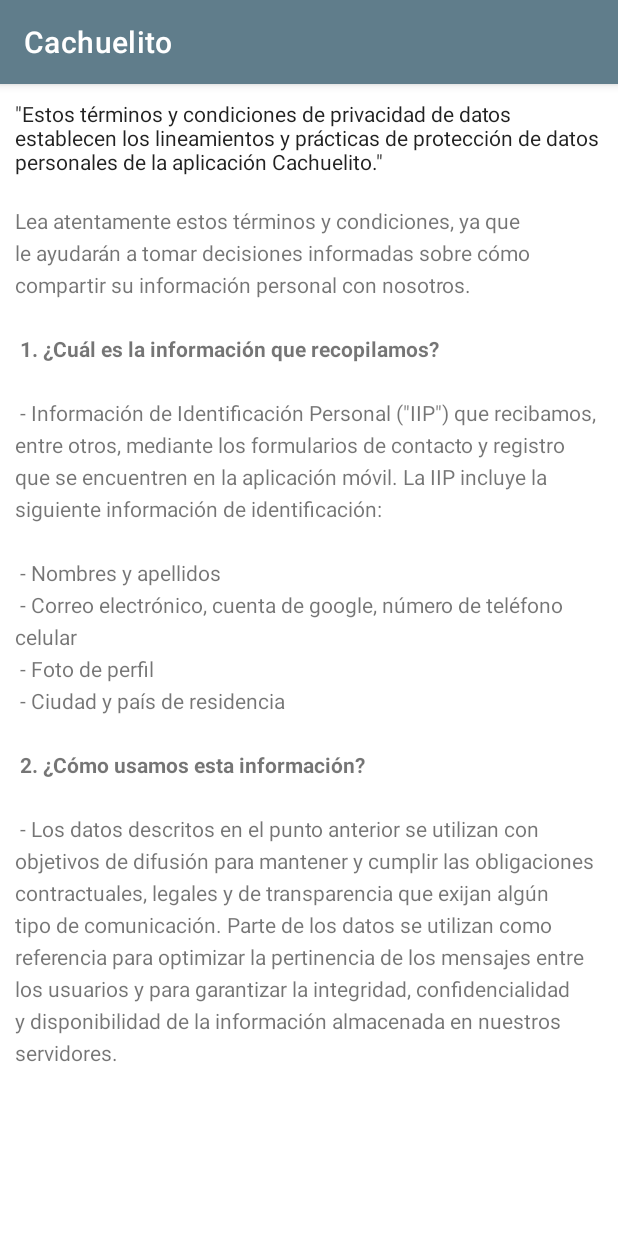
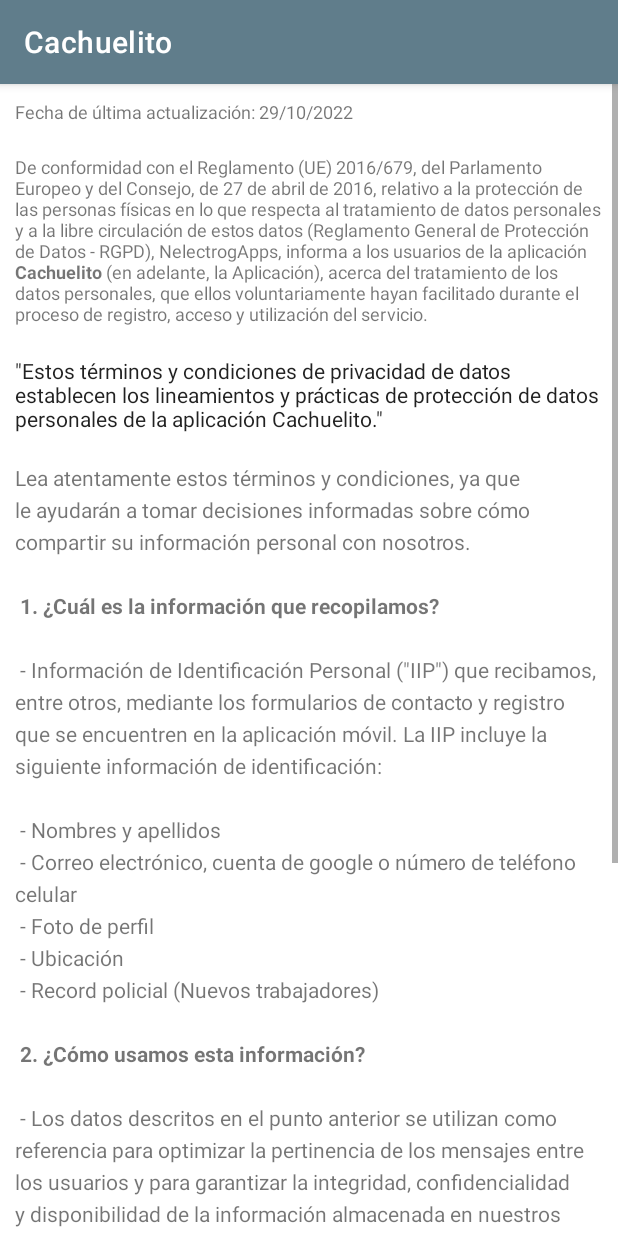
Before and after one commit to norl4m/TFin2022, an Android app: the fragment PoliticaPrivacidadFragment shown on its own in the app's theme, on a phone screen of 412 x 824 dp. Run offline under Robolectric (Android 15) with nearby library versions, the phone set to English and light mode, and no system bars.

Commit message:
Actualizando x3

```diff
--- a/app/src/main/res/layout/politica_privacidad_fragment.xml
+++ b/app/src/main/res/layout/politica_privacidad_fragment.xml
@@ -15,13 +15,28 @@
             android:orientation="vertical">
 
             <TextView
+                android:id="@+id/update_fech"
+                android:layout_width="match_parent"
+                android:layout_height="wrap_content"
+                android:padding="10dp"
+                android:text="@string/article_fech_politica_priv_datos"
+                android:textAlignment="textStart"
+                android:textSize="12sp" />
+            <TextView
+                android:id="@+id/ue"
+                android:layout_width="match_parent"
+                android:layout_height="wrap_content"
+                android:padding="10dp"
+                android:text="@string/article_ue_politica_priv_datos"
+                android:textAlignment="textStart"
+                android:textSize="12sp" />
+            <TextView
                 android:id="@+id/article_subheading"
                 android:layout_width="match_parent"
                 android:layout_height="wrap_content"
                 android:padding="@dimen/padding_regular"
                 android:text="@string/article_subtitle_politica_priv_datos"
-                android:textAppearance=
-                    "@android:style/TextAppearance.DeviceDefault" />
+                android:textAppearance="@android:style/TextAppearance.DeviceDefault" />
 
             <TextView
                 android:id="@+id/article"
--- a/app/src/main/res/values/strings.xml
+++ b/app/src/main/res/values/strings.xml
@@ -89,6 +89,8 @@
         \n\n &appname; no almacena ninguna información relacionada con su record policial en sus servidores.
     </string>
 
+    <string name="article_fech_politica_priv_datos">Fecha de última actualización: 29/10/2022</string>
+    <string name="article_ue_politica_priv_datos">De conformidad con el Reglamento (UE) 2016/679, del Parlamento Europeo y del Consejo, de 27 de abril de 2016, relativo a la protección de las personas físicas en lo que respecta al tratamiento de datos personales y a la libre circulación de estos datos (Reglamento General de Protección de Datos - RGPD), NelectrogApps, informa a los usuarios de la aplicación <b>Cachuelito</b> (en adelante, la Aplicación), acerca del tratamiento de los datos personales, que ellos voluntariamente hayan facilitado durante el proceso de registro, acceso y utilización del servicio.</string>
     <string name="article_subtitle_politica_priv_datos">\"Estos términos y condiciones de privacidad de datos establecen los lineamientos y prácticas de protección de datos personales de la aplicación &appname;.\"</string>
     <string name="article_text_politica_priv_datos">Lea atentamente estos términos y condiciones, ya que le ayudarán a tomar decisiones informadas sobre cómo compartir su información personal con nosotros.
     \n\n
@@ -99,16 +101,25 @@
         \n\n
         - Nombres y apellidos
         \n
-        - Correo electrónico, cuenta de google, número de teléfono celular
+        - Correo electrónico, cuenta de google o número de teléfono celular
         \n
         - Foto de perfil
         \n
-        - Ciudad y país de residencia
+        - Ubicación
+        \n
+        - Record policial (Nuevos trabajadores)
 
     \n\n
         <b>2. ¿Cómo usamos esta información?</b>
     \n\n
-        - Los datos descritos en el punto anterior se utilizan con objetivos de difusión para mantener y cumplir las obligaciones contractuales, legales y de transparencia que exijan algún tipo de comunicación. Parte de los datos se utilizan como referencia para optimizar la pertinencia de los mensajes entre los usuarios y para garantizar la integridad, confidencialidad y disponibilidad de la información almacenada en nuestros servidores.
+        - Los datos descritos en el punto anterior se utilizan como referencia para optimizar la pertinencia de los mensajes entre los usuarios y para garantizar la integridad, confidencialidad y disponibilidad de la información almacenada en nuestros servidores.
+    \n\n La recogida, almacenamiento, modificación, estructuración y en su caso, eliminación, de los datos proporcionados por los Usuarios, constituirán operaciones de tratamiento llevadas a cabo por el Administrado o el Usuario registrados, con la finalidad de garantizar el
+correcto funcionamiento de la Aplicación, mantener la relación de prestación de servicios y/o comercial con el Usuario, y
+para la gestión, administración, información, prestación y mejora del servicio.
+Los datos personales facilitados por el Usuario -especialmente, el correo electrónico o e-mail- podrán emplearse también
+para remitir boletines (newsletters), así como comunicaciones comerciales de promociones y/o publicidad de la Aplicación,
+siempre y cuando, el Usuario haya prestado previamente su consentimiento expreso para la recepción de estas
+comunicaciones vía electrónica.
     </string>
 
     <string name="article_text_sobre_nosotros">&appname; es una empresa de tecnología y permite conectar <b>empleadores</b> con <b>trabajadores</b>. Los <b>trabajadores</b> registrados ponen a disposición sus servicios para poder ser contratados. &appname;
```
